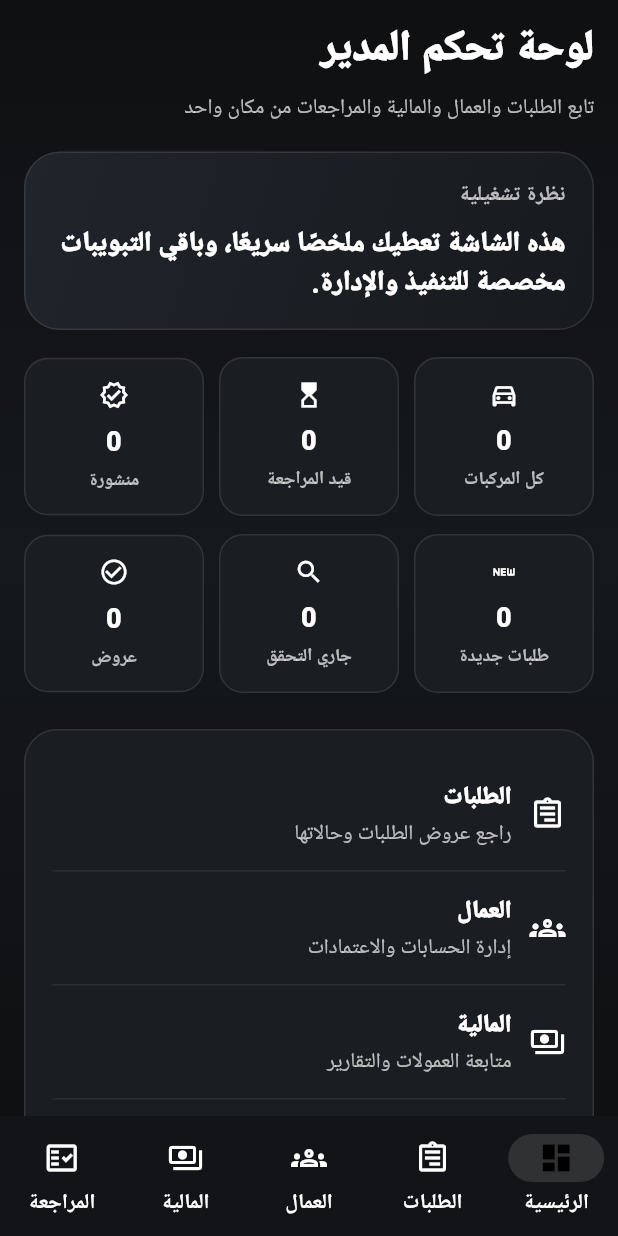
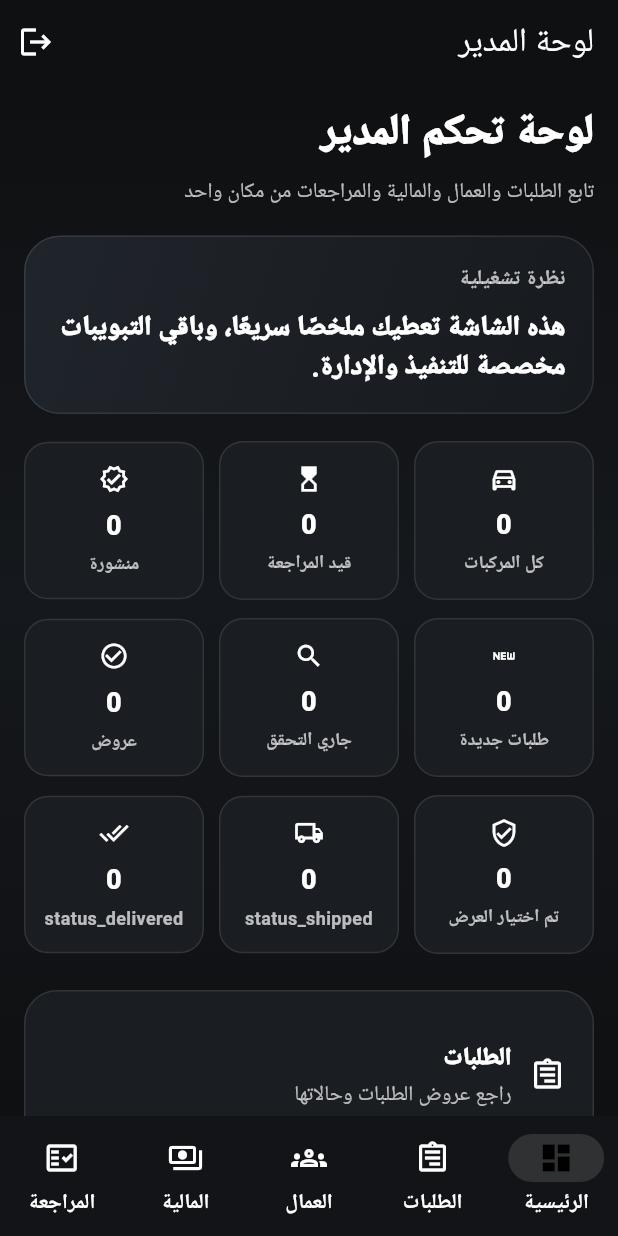
Before and after one commit to Abu7ala2030/tashlih-app, a Flutter app: the AdminDashboardScreen screen opened directly, on a phone screen of 412 x 824 dp. Run offline on Flutter 3.47's test engine with Material 3 defaults, Android fonts, the phone set to English and light mode, and no system bars; our stand-ins replace cloud_firestore, firebase_auth, firebase_core, firebase_messaging, firebase_storage, flutter_local_notifications and 4 more; accounts and stored records are empty.

Commit message:
Improve admin dashboard logout and overview

```diff
--- a/lib/features/admin/dashboard/admin_dashboard_screen.dart
+++ b/lib/features/admin/dashboard/admin_dashboard_screen.dart
@@ -1,3 +1,4 @@
+import 'package:firebase_auth/firebase_auth.dart';
 import 'package:flutter/material.dart';
 import 'package:provider/provider.dart';
 
@@ -21,6 +22,40 @@ class AdminDashboardScreen extends StatefulWidget {
 class _AdminDashboardScreenState extends State<AdminDashboardScreen> {
   int _currentIndex = 0;
 
+  Future<void> _confirmLogout(BuildContext context) async {
+    final shouldLogout = await showDialog<bool>(
+      context: context,
+      builder: (dialogContext) {
+        return AlertDialog(
+          title: const Text('تسجيل الخروج'),
+          content: const Text('هل أنت متأكد أنك تريد تسجيل الخروج؟'),
+          actions: [
+            TextButton(
+              onPressed: () => Navigator.pop(dialogContext, false),
+              child: const Text('إلغاء'),
+            ),
+            FilledButton.icon(
+              onPressed: () => Navigator.pop(dialogContext, true),
+              icon: const Icon(Icons.logout),
+              label: const Text('تسجيل الخروج'),
+            ),
+          ],
+        );
+      },
+    );
+
+    if (shouldLogout != true) return;
+
+    await FirebaseAuth.instance.signOut();
+
+    if (!context.mounted) return;
+
+    Navigator.of(context).pushNamedAndRemoveUntil(
+      '/login',
+      (route) => false,
+    );
+  }
+
   @override
   Widget build(BuildContext context) {
     final l10n = AppLocalizations.of(context);
@@ -34,6 +69,17 @@ class _AdminDashboardScreenState extends State<AdminDashboardScreen> {
     ];
 
     return Scaffold(
+      appBar: AppBar(
+        title: const Text('لوحة المدير'),
+        centerTitle: false,
+        actions: [
+          IconButton(
+            icon: const Icon(Icons.logout),
+            tooltip: 'تسجيل الخروج',
+            onPressed: () => _confirmLogout(context),
+          ),
+        ],
+      ),
       body: IndexedStack(
         index: _currentIndex,
         children: pages,
@@ -89,7 +135,10 @@ class _AdminRequestsTab extends StatelessWidget {
         body: Center(
           child: Text(
             l10n.translate('no_requests_now'),
-            style: const TextStyle(fontSize: 18, fontWeight: FontWeight.w700),
+            style: const TextStyle(
+              fontSize: 18,
+              fontWeight: FontWeight.w700,
+            ),
           ),
         ),
       );
@@ -105,17 +154,20 @@ class _AdminRequestsTab extends StatelessWidget {
         separatorBuilder: (_, __) => const SizedBox(height: 12),
         itemBuilder: (context, index) {
           final request = requests[index];
-          final partName =
-              (request['partName'] ?? l10n.translate('unnamed_request')).toString();
+          final partName = (request['partName'] ??
+                  l10n.translate('unnamed_request'))
+              .toString();
           final customerName =
-              (request['customerName'] ?? l10n.translate('customer')).toString();
+              (request['customerName'] ?? l10n.translate('customer'))
+                  .toString();
           final status = (request['status'] ?? '').toString();
 
           return Card(
             child: ListTile(
               title: Text(partName),
               subtitle: Text(
-                '${l10n.translate('customer')}: $customerName\n${l10n.translate('status')}: ${_statusText(status, l10n)}',
+                '${l10n.translate('customer')}: $customerName\n'
+                '${l10n.translate('status')}: ${_statusText(status, l10n)}',
               ),
               isThreeLine: true,
               trailing: const Icon(Icons.arrow_forward_ios, size: 18),
@@ -123,7 +175,9 @@ class _AdminRequestsTab extends StatelessWidget {
                 Navigator.push(
                   context,
                   MaterialPageRoute(
-                    builder: (_) => AdminRequestOffersScreen(request: request),
+                    builder: (_) => AdminRequestOffersScreen(
+                      request: request,
+                    ),
                   ),
                 );
               },
@@ -146,6 +200,10 @@ class _AdminRequestsTab extends StatelessWidget {
         return l10n.translate('status_unavailable');
       case 'assigned':
         return l10n.translate('status_offer_selected');
+      case 'shipped':
+        return l10n.translate('status_shipped');
+      case 'delivered':
+        return l10n.translate('status_delivered');
       case 'cancelled':
         return l10n.translate('status_cancelled');
       default:
@@ -177,6 +235,12 @@ class _AdminOverviewTab extends StatelessWidget {
         .toList();
     final availableRequests =
         allRequests.where((r) => (r['status'] ?? '') == 'available').toList();
+    final assignedRequests =
+        allRequests.where((r) => (r['status'] ?? '') == 'assigned').toList();
+    final shippedRequests =
+        allRequests.where((r) => (r['status'] ?? '') == 'shipped').toList();
+    final deliveredRequests =
+        allRequests.where((r) => (r['status'] ?? '') == 'delivered').toList();
 
     return AppGradientBackground(
       child: SafeArea(
@@ -312,6 +376,38 @@ class _AdminOverviewTab extends StatelessWidget {
             ),
             SliverToBoxAdapter(
               child: Padding(
+                padding: const EdgeInsets.fromLTRB(16, 12, 16, 0),
+                child: Row(
+                  children: [
+                    Expanded(
+                      child: StatCard(
+                        label: l10n.translate('status_offer_selected'),
+                        value: assignedRequests.length.toString(),
+                        icon: Icons.verified_user_outlined,
+                      ),
+                    ),
+                    const SizedBox(width: 10),
+                    Expanded(
+                      child: StatCard(
+                        label: l10n.translate('status_shipped'),
+                        value: shippedRequests.length.toString(),
+                        icon: Icons.local_shipping_outlined,
+                      ),
+                    ),
+                    const SizedBox(width: 10),
+                    Expanded(
+                      child: StatCard(
+                        label: l10n.translate('status_delivered'),
+                        value: deliveredRequests.length.toString(),
+                        icon: Icons.done_all_outlined,
+                      ),
+                    ),
+                  ],
+                ),
+              ),
+            ),
+            SliverToBoxAdapter(
+              child: Padding(
                 padding: const EdgeInsets.fromLTRB(16, 24, 16, 120),
                 child: Container(
                   padding: const EdgeInsets.all(18),
@@ -325,22 +421,26 @@ class _AdminOverviewTab extends StatelessWidget {
                       _AdminActionRow(
                         icon: Icons.assignment_outlined,
                         title: l10n.translate('requests'),
-                        subtitle: l10n.translate('review_request_offers_and_status'),
+                        subtitle:
+                            l10n.translate('review_request_offers_and_status'),
                       ),
                       _AdminActionRow(
                         icon: Icons.groups_outlined,
                         title: l10n.translate('workers'),
-                        subtitle: l10n.translate('manage_accounts_and_approvals'),
+                        subtitle:
+                            l10n.translate('manage_accounts_and_approvals'),
                       ),
                       _AdminActionRow(
                         icon: Icons.payments_outlined,
                         title: l10n.translate('finance'),
-                        subtitle: l10n.translate('track_commissions_and_reports'),
+                        subtitle:
+                            l10n.translate('track_commissions_and_reports'),
                       ),
                       _AdminActionRow(
                         icon: Icons.fact_check_outlined,
                         title: l10n.translate('review'),
-                        subtitle: l10n.translate('approve_vehicles_and_verify_data'),
+                        subtitle:
+                            l10n.translate('approve_vehicles_and_verify_data'),
                         isLast: true,
                       ),
                     ],
@@ -376,7 +476,9 @@ class _AdminActionRow extends StatelessWidget {
         border: isLast
             ? null
             : Border(
-                bottom: BorderSide(color: Colors.white.withOpacity(.08)),
+                bottom: BorderSide(
+                  color: Colors.white.withOpacity(.08),
+                ),
               ),
       ),
       child: Row(
@@ -397,7 +499,10 @@ class _AdminActionRow extends StatelessWidget {
                 const SizedBox(height: 4),
                 Text(
                   subtitle,
-                  style: const TextStyle(color: Colors.white70, height: 1.4),
+                  style: const TextStyle(
+                    color: Colors.white70,
+                    height: 1.4,
+                  ),
                 ),
               ],
             ),
```
